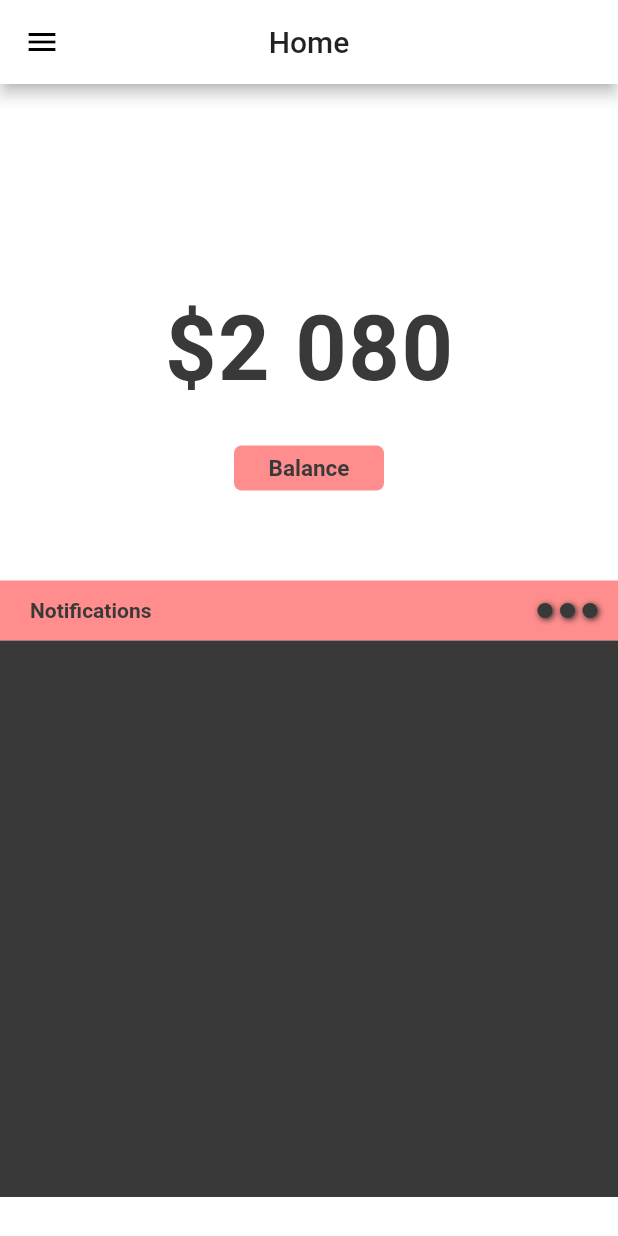
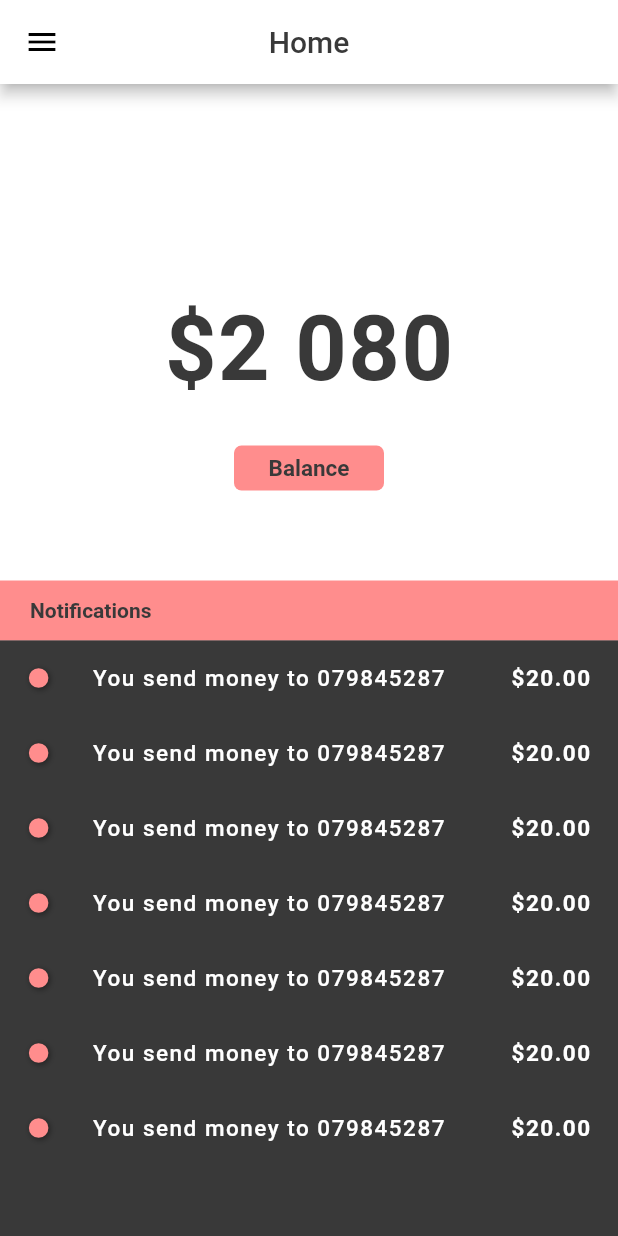
Before and after one commit to Byronwezvo/stitch-wallet, a Flutter app: the HomePage screen opened by its route, on a phone screen of 412 x 824 dp. Run offline on Flutter 3.47's test engine with Material 2 defaults, Android fonts, the phone set to English and light mode, and no system bars.

Commit message:
Created a custom Tile for notifications and history and made a few adjustments to other pages

```diff
--- a/lib/componants/home_bottom_componant.dart
+++ b/lib/componants/home_bottom_componant.dart
@@ -1,5 +1,5 @@
 import 'package:flutter/material.dart';
-import 'package:stitchwallert/utils/colors.dart';
+import 'package:stitchwallert/widgets/tile.dart';
 
 class BottomComponant extends StatelessWidget {
   const BottomComponant({
@@ -11,9 +11,48 @@ class BottomComponant extends StatelessWidget {
 
   @override
   Widget build(BuildContext context) {
-    return Container(
-      color: appBlackColor,
+    return SizedBox(
       height: size.height / 2 - 41,
+      // TODO : Replace with a listview builder
+      child: ListView(
+        children: <Widget>[
+          Tile(
+            size: size,
+            message: 'You send money to 079845287',
+            amount: '\$20.00',
+          ),
+          Tile(
+            size: size,
+            message: 'You send money to 079845287',
+            amount: '\$20.00',
+          ),
+          Tile(
+            size: size,
+            message: 'You send money to 079845287',
+            amount: '\$20.00',
+          ),
+          Tile(
+            size: size,
+            message: 'You send money to 079845287',
+            amount: '\$20.00',
+          ),
+          Tile(
+            size: size,
+            message: 'You send money to 079845287',
+            amount: '\$20.00',
+          ),
+          Tile(
+            size: size,
+            message: 'You send money to 079845287',
+            amount: '\$20.00',
+          ),
+          Tile(
+            size: size,
+            message: 'You send money to 079845287',
+            amount: '\$20.00',
+          ),
+        ],
+      ),
     );
   }
 }
--- a/lib/componants/home_upper_componant.dart
+++ b/lib/componants/home_upper_componant.dart
@@ -15,7 +15,7 @@ class UpperComponant extends StatelessWidget {
   @override
   Widget build(BuildContext context) {
     return Container(
-      //color: Colors.teal,
+      color: appWhiteColor,
       height: size.height / 2 - 41,
       width: size.width,
       child: Column(
--- a/lib/main.dart
+++ b/lib/main.dart
@@ -1,5 +1,6 @@
 import 'package:flutter/material.dart';
 import 'package:stitchwallert/screens/create_account_screen.dart';
+import 'package:stitchwallert/screens/history_screen.dart';
 import 'package:stitchwallert/screens/home_screen.dart';
 import 'package:stitchwallert/screens/log_in_screen.dart';
 import 'package:stitchwallert/screens/notifications_screen.dart';
@@ -20,6 +21,7 @@ class MyApp extends StatelessWidget {
       routes: {
         'homepage': (BuildContext ctx) => HomePage(),
         'notifications': (BuildContext ctx) => NotificationsScreen(),
+        'history': (BuildContext ctx) => HistoryScreen(),
         'createAccount': (BuildContext ctx) => CreateAccount(),
       },
     );
--- /dev/null
+++ b/lib/screens/history_screen.dart
@@ -0,0 +1,24 @@
+import 'package:flutter/material.dart';
+import 'package:stitchwallert/utils/colors.dart';
+
+class HistoryScreen extends StatefulWidget {
+  @override
+  _HistoryScreenState createState() => _HistoryScreenState();
+}
+
+class _HistoryScreenState extends State<HistoryScreen> {
+  @override
+  Widget build(BuildContext context) {
+    return Scaffold(
+      appBar: AppBar(
+        centerTitle: true,
+        title: Text(
+          'History',
+          style: TextStyle(
+            color: appBlackColor,
+          ),
+        ),
+      ),
+    );
+  }
+}
--- a/lib/screens/home_screen.dart
+++ b/lib/screens/home_screen.dart
@@ -13,10 +13,15 @@ class _HomePageState extends State<HomePage> {
   Widget build(BuildContext context) {
     Size size = MediaQuery.of(context).size;
     return Scaffold(
-      backgroundColor: appWhiteColor,
+      backgroundColor: appBlackColor,
       appBar: AppBar(
         centerTitle: true,
-        title: Text('Home'),
+        title: Text(
+          'Home',
+          style: TextStyle(
+            color: appBlackColor,
+          ),
+        ),
       ),
       drawer: Drawer(),
       body: Column(
--- a/lib/screens/log_in_screen.dart
+++ b/lib/screens/log_in_screen.dart
@@ -20,6 +20,7 @@ class _LogInScreenState extends State<LogInScreen> {
         width: double.infinity,
         color: appBlackColor,
         child: SingleChildScrollView(
+          child: SafeArea(
             child: Center(
               child: Column(
                 children: <Widget>[
@@ -59,6 +60,7 @@ class _LogInScreenState extends State<LogInScreen> {
             ),
           ),
         ),
+      ),
     );
   }
 }
--- a/lib/widgets/dot.dart
+++ b/lib/widgets/dot.dart
@@ -11,8 +11,8 @@ class Dot extends StatelessWidget {
   @override
   Widget build(BuildContext context) {
     return Container(
-      height: 10,
-      width: 10,
+      height: 13,
+      width: 13,
       decoration: BoxDecoration(
         color: color,
         shape: BoxShape.circle,
--- a/lib/widgets/notifications_bar.dart
+++ b/lib/widgets/notifications_bar.dart
@@ -1,6 +1,5 @@
 import 'package:flutter/material.dart';
 import 'package:stitchwallert/utils/colors.dart';
-import 'package:stitchwallert/widgets/dot.dart';
 
 class NotificationsBar extends StatelessWidget {
   const NotificationsBar({
@@ -29,15 +28,6 @@ class NotificationsBar extends StatelessWidget {
                 ),
               ),
             ),
-            SizedBox(
-              width: size.width / 3 + 120,
-            ),
-            Dot(color: appBlackColor),
-            SizedBox(width: 5),
-            Dot(color: appBlackColor),
-            SizedBox(width: 5),
-            Dot(color: appBlackColor),
-            SizedBox(width: 5),
           ],
         ),
       ),
--- /dev/null
+++ b/lib/widgets/tile.dart
@@ -0,0 +1,75 @@
+import 'package:flutter/material.dart';
+import 'package:stitchwallert/utils/colors.dart';
+import 'package:stitchwallert/widgets/dot.dart';
+
+class Tile extends StatelessWidget {
+  final String message;
+  final String amount;
+  const Tile({
+    Key key,
+    this.message,
+    this.amount,
+    @required this.size,
+  }) : super(key: key);
+
+  final Size size;
+
+  @override
+  Widget build(BuildContext context) {
+    return GestureDetector(
+      onTap: () => Navigator.pushNamed(context, 'history'),
+      child: Container(
+        color: appBlackColor,
+        height: 50,
+        width: size.width,
+        child: Row(
+          crossAxisAlignment: CrossAxisAlignment.center,
+          children: <Widget>[
+            Container(
+              width: size.width / 8,
+              child: Dot(
+                color: appRedColor,
+              ),
+            ),
+            SizedBox(
+              width: 10,
+            ),
+            Container(
+              child: Row(
+                children: <Widget>[
+                  Center(
+                    child: Text(
+                      message,
+                      style: TextStyle(
+                        fontSize: 15,
+                        fontWeight: FontWeight.w500,
+                        color: appWhiteColor,
+                        letterSpacing: 1,
+                      ),
+                    ),
+                  ),
+                ],
+              ),
+              height: 50,
+              width: size.width - 150,
+            ),
+            Container(
+              width: (size.width / 5) + 5,
+              child: Center(
+                child: Text(
+                  amount,
+                  style: TextStyle(
+                    fontWeight: FontWeight.bold,
+                    color: appWhiteColor,
+                    fontSize: 15,
+                    letterSpacing: 1,
+                  ),
+                ),
+              ),
+            )
+          ],
+        ),
+      ),
+    );
+  }
+}
```
Lines whose indentation alone changed are shown as unchanged.
